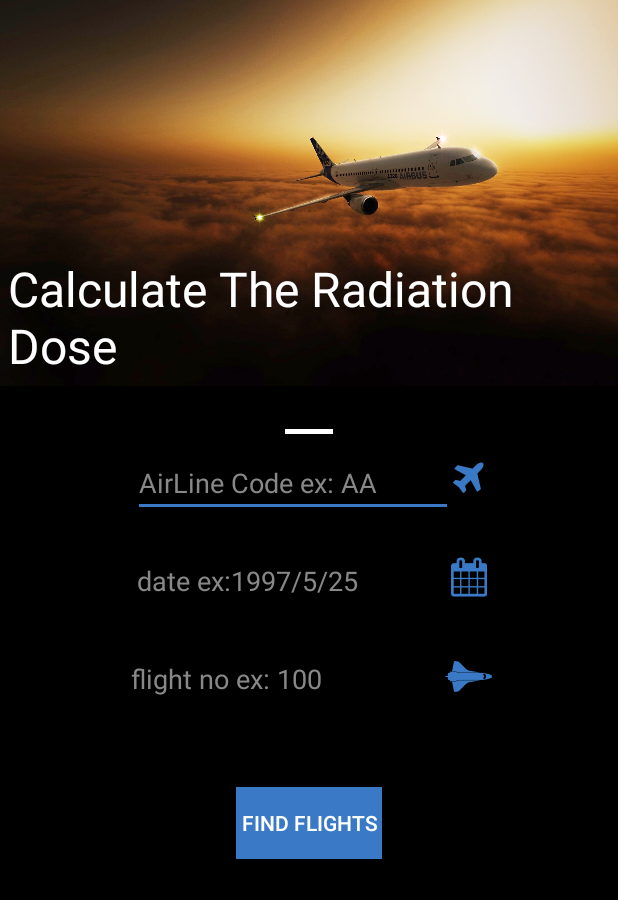
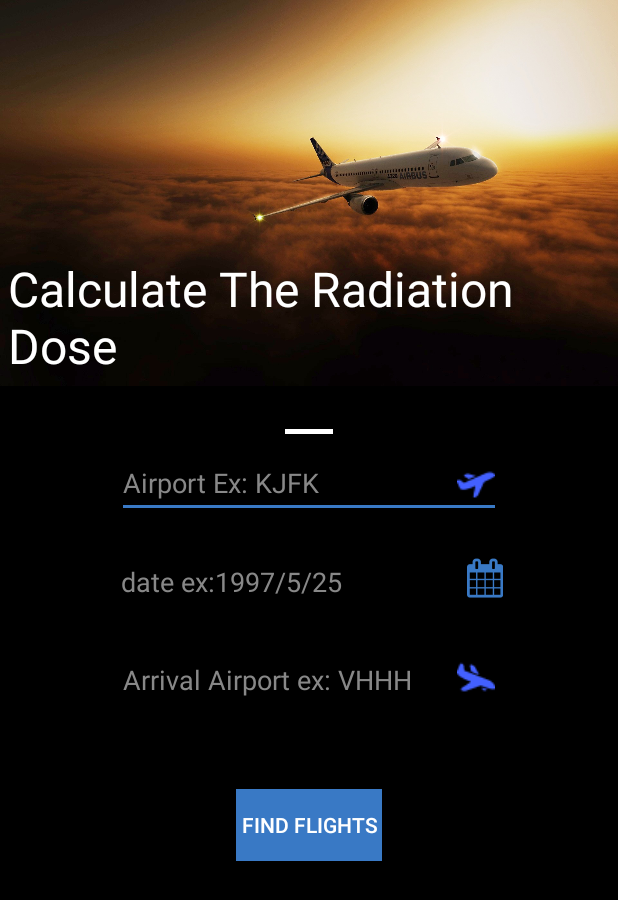
Before and after one commit to k-sae/Rad-Eye-v2, an Android app: the screen it shows after launch (MainActivity), on a phone screen of 412 x 824 dp. Shown: the top 900 px of the screen. Run offline under Robolectric (Android 15) with nearby library versions, the phone set to English and light mode, and no system bars.

```diff
--- a/app/build.gradle
+++ b/app/build.gradle
@@ -5,7 +5,7 @@ android {
     buildToolsVersion "25.0.2"
     defaultConfig {
         applicationId "com.p4f.kareem.rad_eye_v2"
-        minSdkVersion 16
+        minSdkVersion 17
         targetSdkVersion 25
         versionCode 1
         versionName "1.0"
--- a/app/src/main/res/layout/fragment_available_flights.xml
+++ b/app/src/main/res/layout/fragment_available_flights.xml
@@ -2,7 +2,7 @@
     xmlns:tools="http://schemas.android.com/tools"
     android:layout_width="match_parent"
     android:layout_height="match_parent"
-    tools:context="com.p4f.kareem.rad_eye_v2.availableFlights"
+    tools:context="com.p4f.kareem.rad_eye_v2.AvailableFlightsFragment"
     android:background="#c9000000"
     android:clickable="true"
     android:id="@+id/availableFlights_ListView">
--- a/app/src/main/res/layout/fragment_flight_status_by_date.xml
+++ b/app/src/main/res/layout/fragment_flight_status_by_date.xml
@@ -12,22 +12,15 @@
         style="@style/flightByData_LinearLayout"
         android:id="@+id/l1">
     <EditText
-        android:id="@+id/airline_EditText"
+        android:id="@+id/departure_airport"
         android:layout_width="wrap_content"
         android:layout_height="wrap_content"
-        android:ems="10"
+        android:ems="12"
         android:inputType="textPersonName"
-        android:hint="@string/airline_code_ex_aa"
+        android:hint="@string/airport_ex_kjfk"
         android:textColorHint="@color/placeHolderColor"
         android:textColor="@color/colorForeground"
-        />
-    <com.p4f.kareem.rad_eye_v2.FontAwesome
-        android:id="@+id/textView2"
-        android:layout_width="wrap_content"
-        android:layout_height="wrap_content"
-        android:text="@string/plane_icon"
-        android:textColor="@color/colorAccent"
-        android:textSize="26sp"
+        android:drawableEnd="@drawable/take_off"
         />
     </LinearLayout>
     <LinearLayout
@@ -41,10 +34,11 @@
         android:id="@+id/date_editText"
         android:layout_width="wrap_content"
         android:layout_height="wrap_content"
-        android:ems="10"
+        android:ems="11"
         android:textColorHint="@color/placeHolderColor"
         android:hint="@string/date_ex_25_5_1997"
-        android:textColor="@color/colorForeground"/>
+        android:textColor="@color/colorForeground"
+        />
     <com.p4f.kareem.rad_eye_v2.FontAwesome
         android:id="@+id/textView3"
         android:layout_width="wrap_content"
@@ -62,22 +56,15 @@
         style="@style/flightByData_LinearLayout"
         android:layout_below="@id/l2">
         <EditText
-            android:id="@+id/flightNo_editText"
+            android:id="@+id/arrival_airport"
             android:layout_width="wrap_content"
             android:layout_height="wrap_content"
-            android:ems="10"
+            android:ems="12"
             android:textColorHint="@color/placeHolderColor"
-            android:hint="@string/flight_no_ex_100"
+            android:hint="@string/arrival_airport_ex_vhhh"
+            android:drawableEnd="@drawable/landing"
             android:textColor="@color/colorForeground" />
 
-        <com.p4f.kareem.rad_eye_v2.FontAwesome
-            android:id="@+id/textView4"
-            android:layout_width="wrap_content"
-            android:layout_height="wrap_content"
-            android:text="@string/flying_plane_icon"
-            android:textColor="@color/colorAccent"
-            android:textSize="26sp"
-            />
     </LinearLayout>
 
     <Button
--- a/app/src/main/res/values/strings.xml
+++ b/app/src/main/res/values/strings.xml
@@ -14,4 +14,6 @@
     <string name="find_flights">find flights</string>
     <string name="title_activity_human_map">HumanMap</string>
     <string name="title_activity_dose">DoseActivity</string>
+    <string name="airport_ex_kjfk">Airport Ex: KJFK</string>
+    <string name="arrival_airport_ex_vhhh">Arrival Airport ex: VHHH</string>
 </resources>
```
Also changed, not shown: app/src/main/java/com/p4f/kareem/rad_eye_v2/AvailableFlightsFragment.java (renamed from app/src/main/java/com/p4f/kareem/rad_eye_v2/availableFlights.java, +2 -10 lines), app/src/main/java/com/p4f/kareem/rad_eye_v2/FlightStatusByDate.java (+6 -9 lines), app/src/main/res/drawable/landing.png (added), app/src/main/res/drawable/take_off.png (added), 1 other file.
